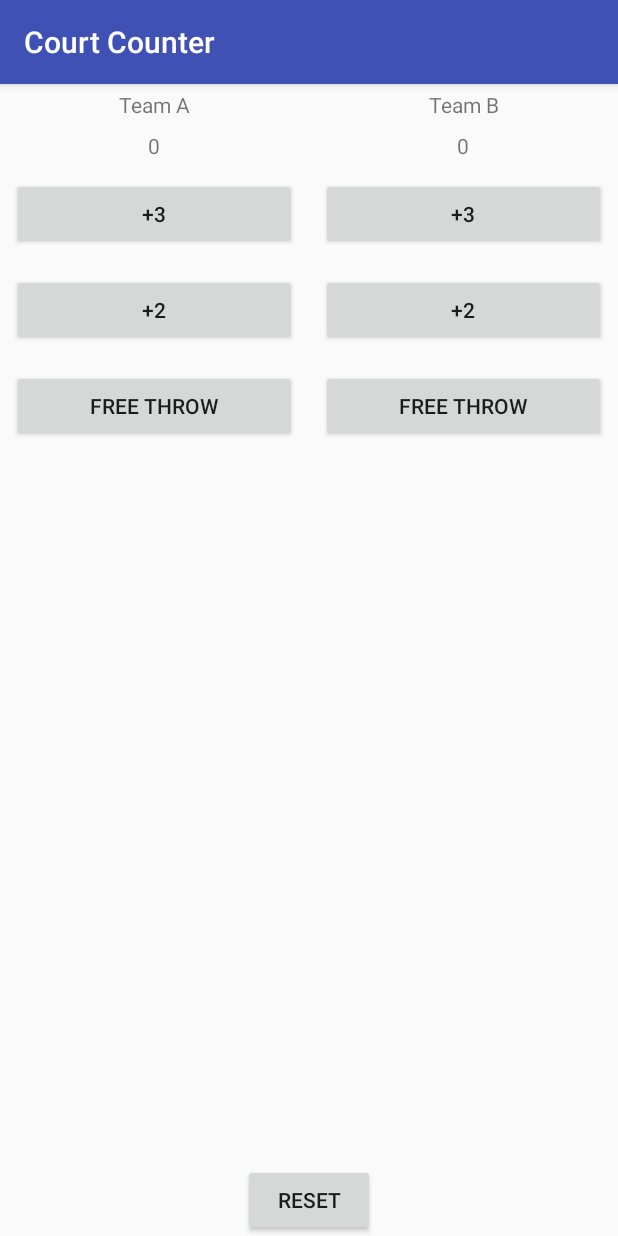
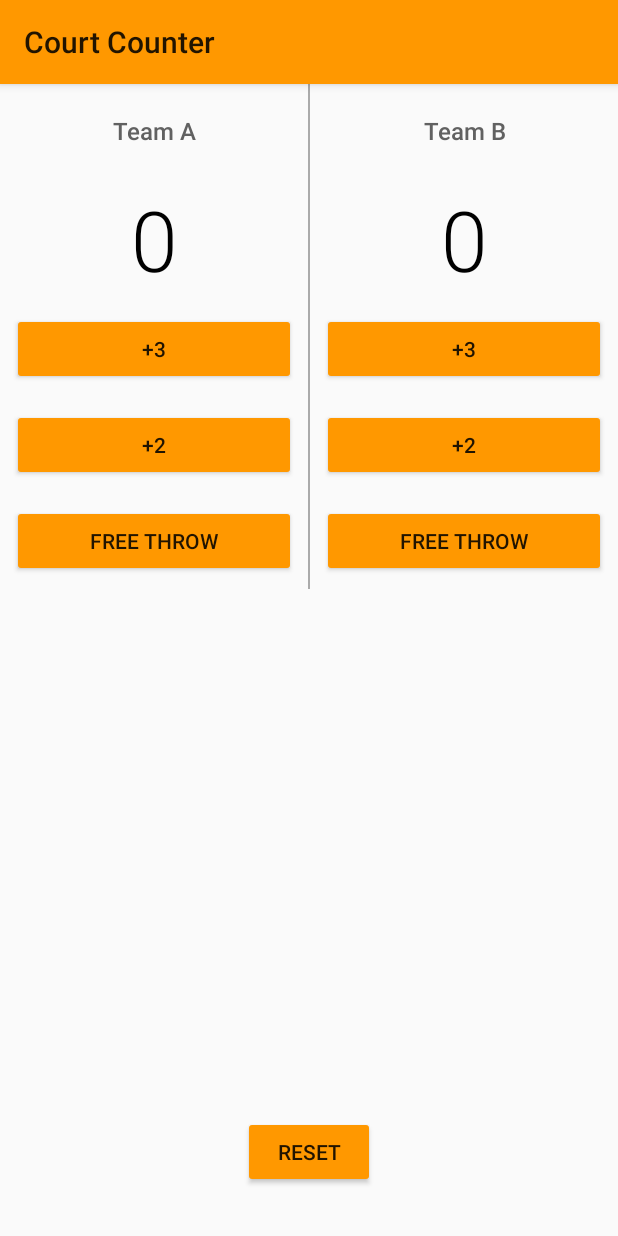
Before and after one commit to pengkunRu/Court-Counter, an Android app: the screen it shows after launch (MainActivity), on a phone screen of 412 x 824 dp. Run offline under Robolectric (Android 15) with nearby library versions, the phone set to English and light mode, and no system bars.

Commit message:
1.08 Make it more pretty

```diff
--- a/app/src/main/res/layout/activity_main.xml
+++ b/app/src/main/res/layout/activity_main.xml
@@ -20,22 +20,33 @@
             <TextView
                 android:layout_width="match_parent"
                 android:layout_height="wrap_content"
+                android:layout_marginTop="16dp"
+                android:fontFamily="sans-serif-medium"
                 android:gravity="center_horizontal"
                 android:padding="4dp"
-                android:text="Team A" />
+                android:text="Team A"
+                android:textColor="#616161"
+                android:textSize="16sp" />
 
             <TextView
                 android:id="@+id/team_a_score"
                 android:layout_width="match_parent"
                 android:layout_height="wrap_content"
+                android:layout_marginTop="16dp"
+                android:fontFamily="sans-serif-light"
                 android:gravity="center_horizontal"
                 android:padding="4dp"
-                android:text="0" />
+                android:text="0"
+                android:textColor="#000000"
+                android:textSize="56sp" />
 
             <Button
                 android:layout_width="match_parent"
                 android:layout_height="wrap_content"
                 android:layout_margin="8dp"
+                android:layout_marginLeft="24dp"
+                android:layout_marginRight="24dp"
+                android:layout_marginTop="24dp"
                 android:onClick="addThreeForTeamA"
                 android:text="+3" />
 
@@ -43,6 +54,9 @@
                 android:layout_width="match_parent"
                 android:layout_height="wrap_content"
                 android:layout_margin="8dp"
+                android:layout_marginLeft="24dp"
+                android:layout_marginRight="24dp"
+                android:layout_marginTop="8dp"
                 android:onClick="addTwoForTeamA"
                 android:text="+2" />
 
@@ -50,10 +64,19 @@
                 android:layout_width="match_parent"
                 android:layout_height="wrap_content"
                 android:layout_margin="8dp"
+                android:layout_marginLeft="24dp"
+                android:layout_marginRight="24dp"
+                android:layout_marginTop="8dp"
                 android:onClick="addOneForTeamA"
                 android:text="FREE THROW" />
 
         </LinearLayout>
+
+        <View
+            android:layout_width="1dp"
+            android:layout_height="match_parent"
+            android:layout_centerInParent="true"
+            android:background="@android:color/darker_gray" />
 
         <LinearLayout
             android:layout_width="0dp"
@@ -64,22 +87,33 @@
             <TextView
                 android:layout_width="match_parent"
                 android:layout_height="wrap_content"
+                android:layout_marginTop="16dp"
+                android:fontFamily="sans-serif-medium"
                 android:gravity="center_horizontal"
                 android:padding="4dp"
-                android:text="Team B" />
+                android:text="Team B"
+                android:textColor="#616161"
+                android:textSize="16sp" />
 
             <TextView
                 android:id="@+id/team_b_score"
                 android:layout_width="match_parent"
                 android:layout_height="wrap_content"
+                android:layout_marginTop="16dp"
+                android:fontFamily="sans-serif-light"
                 android:gravity="center_horizontal"
                 android:padding="4dp"
-                android:text="0" />
+                android:text="0"
+                android:textColor="#000000"
+                android:textSize="56sp" />
 
             <Button
                 android:layout_width="match_parent"
                 android:layout_height="wrap_content"
                 android:layout_margin="8dp"
+                android:layout_marginLeft="24dp"
+                android:layout_marginRight="24dp"
+                android:layout_marginTop="24dp"
                 android:onClick="addThreeForTeamB"
                 android:text="+3" />
 
@@ -87,6 +121,9 @@
                 android:layout_width="match_parent"
                 android:layout_height="wrap_content"
                 android:layout_margin="8dp"
+                android:layout_marginLeft="24dp"
+                android:layout_marginRight="24dp"
+                android:layout_marginTop="8dp"
                 android:onClick="addTwoForTeamB"
                 android:text="+2" />
 
@@ -94,6 +131,9 @@
                 android:layout_width="match_parent"
                 android:layout_height="wrap_content"
                 android:layout_margin="8dp"
+                android:layout_marginLeft="24dp"
+                android:layout_marginRight="24dp"
+                android:layout_marginTop="8dp"
                 android:onClick="addOneForTeamB"
                 android:text="FREE THROW" />
 
@@ -105,6 +145,7 @@
         android:layout_height="wrap_content"
         android:layout_alignParentBottom="true"
         android:layout_centerHorizontal="true"
+        android:layout_marginBottom="32dp"
         android:onClick="resetScore"
         android:text="Reset" />
 
--- a/app/src/main/res/values/styles.xml
+++ b/app/src/main/res/values/styles.xml
@@ -1,11 +1,12 @@
 <resources>
 
     <!-- Base application theme. -->
-    <style name="AppTheme" parent="Theme.AppCompat.Light.DarkActionBar">
+    <style name="AppTheme" parent="Theme.AppCompat.Light">
         <!-- Customize your theme here. -->
-        <item name="colorPrimary">@color/colorPrimary</item>
-        <item name="colorPrimaryDark">@color/colorPrimaryDark</item>
+        <item name="colorPrimary">#FF9800</item>
+        <item name="colorPrimaryDark">#9E9E9E</item>
         <item name="colorAccent">@color/colorAccent</item>
+        <!-- Background color of buttons in the app -->
+        <item name="colorButtonNormal">#FF9800</item>
     </style>
-
 </resources>
```
